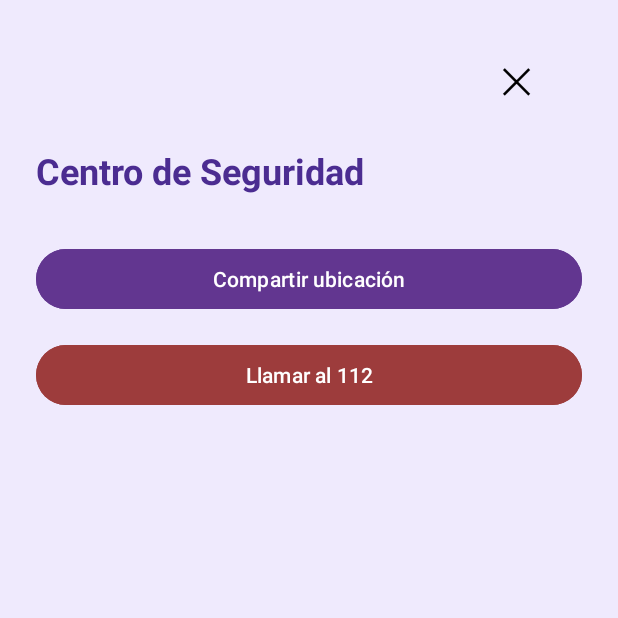
After one commit to micky16jhons24/safeher, an Android app: the SeguridadActivity screen opened directly, with no data from a screen before it, on a phone screen of 412 x 824 dp, the top half of it. The commit adds this screen. Run offline under Robolectric (Android 15) with nearby library versions, the phone set to English and light mode, and no system bars; Roboto replaces fonts that are not available here.

Commit message:
seguridad

```diff
--- a/app/src/main/AndroidManifest.xml
+++ b/app/src/main/AndroidManifest.xml
@@ -4,10 +4,12 @@
     package="com.example.safeher20">
 
     <uses-permission android:name="android.permission.ACCESS_FINE_LOCATION" />
+    <uses-permission android:name="android.permission.ACCESS_FINE_LOCATION" />
     <uses-permission android:name="android.permission.ACCESS_COARSE_LOCATION" />
     <uses-permission android:name="android.permission.INTERNET" />
     <uses-permission android:name="android.permission.ACCESS_NETWORK_STATE" />
     <uses-permission android:name="android.permission.POST_NOTIFICATIONS" />
+
 
     <application
         android:allowBackup="true"
@@ -19,6 +21,10 @@
         android:supportsRtl="true"
         android:theme="@style/Theme.SAFEHER20"
         tools:targetApi="31">
+
+        <activity
+            android:name=".SeguridadActivity"
+            android:exported="false" />
         <activity
             android:name=".SobreNosotrosActivity"
             android:exported="false" />
--- /dev/null
+++ b/app/src/main/java/com/example/safeher20/SeguridadActivity.java
@@ -0,0 +1,70 @@
+package com.example.safeher20;
+
+import android.Manifest;
+import android.content.Intent;
+import android.content.pm.PackageManager;
+import android.net.Uri;
+import android.os.Bundle;
+import android.widget.Button;
+import android.widget.Toast;
+
+import androidx.annotation.NonNull;
+import androidx.appcompat.app.AppCompatActivity;
+import androidx.core.app.ActivityCompat;
+import androidx.core.content.ContextCompat;
+
+public class SeguridadActivity extends AppCompatActivity {
+
+    private static final int REQUEST_CALL_PERMISSION = 1;
+    private final String telefonoContacto = "112";
+
+    @Override
+    protected void onCreate(Bundle savedInstanceState) {
+        super.onCreate(savedInstanceState);
+        setContentView(R.layout.activity_seguridad);
+
+        Button btnCompartirUbicacion = findViewById(R.id.btnCompartirUbicacion);
+        Button btnLlamarEmergencia = findViewById(R.id.btnLlamarEmergencia);
+        Button btnCerrar = findViewById(R.id.btnCerrar);
+        btnCerrar.setOnClickListener(v -> finish());
+
+        btnCompartirUbicacion.setOnClickListener(v -> {
+            String ubicacion = "https://maps.google.com/?q=mi+ubicación"; // esto se puede mejorar con GPS real
+            Intent intent = new Intent(Intent.ACTION_SEND);
+            intent.setType("text/plain");
+            intent.putExtra(Intent.EXTRA_TEXT, "¡Necesito ayuda! Esta es mi ubicación: " + ubicacion);
+            startActivity(Intent.createChooser(intent, "Compartir con"));
+        });
+
+        btnLlamarEmergencia.setOnClickListener(v -> {
+            if (ContextCompat.checkSelfPermission(this, Manifest.permission.CALL_PHONE)
+                    != PackageManager.PERMISSION_GRANTED) {
+                ActivityCompat.requestPermissions(this,
+                        new String[]{Manifest.permission.CALL_PHONE},
+                        REQUEST_CALL_PERMISSION);
+            } else {
+                llamarEmergencia();
+            }
+        });
+    }
+
+    private void llamarEmergencia() {
+        Intent intent = new Intent(Intent.ACTION_CALL);
+        intent.setData(Uri.parse("tel:" + telefonoContacto));
+        startActivity(intent);
+    }
+
+    @Override
+    public void onRequestPermissionsResult(int requestCode,
+                                           @NonNull String[] permissions,
+                                           @NonNull int[] grantResults) {
+        if (requestCode == REQUEST_CALL_PERMISSION) {
+            if (grantResults.length > 0 && grantResults[0] == PackageManager.PERMISSION_GRANTED) {
+                llamarEmergencia();
+            } else {
+                Toast.makeText(this, "Permiso para llamadas no concedido", Toast.LENGTH_SHORT).show();
+            }
+        }
+        super.onRequestPermissionsResult(requestCode, permissions, grantResults);
+    }
+}
--- a/app/src/main/res/layout/activity_register.xml
+++ b/app/src/main/res/layout/activity_register.xml
@@ -2,10 +2,9 @@
 <androidx.constraintlayout.widget.ConstraintLayout
     xmlns:android="http://schemas.android.com/apk/res/android"
     xmlns:app="http://schemas.android.com/apk/res-auto"
-    xmlns:tools="http://schemas.android.com/tools"
     android:layout_width="match_parent"
     android:layout_height="match_parent"
-    android:background="#F7D8E4"
+    android:background="#C2B2C9"
     android:padding="16dp">
 
     <ScrollView
--- /dev/null
+++ b/app/src/main/res/layout/activity_seguridad.xml
@@ -0,0 +1,59 @@
+<?xml version="1.0" encoding="utf-8"?>
+<RelativeLayout xmlns:android="http://schemas.android.com/apk/res/android"
+    android:layout_width="match_parent"
+    android:layout_height="match_parent"
+    android:background="#EFEAFD"
+    android:padding="24dp">
+
+    <!-- Botón cerrar -->
+    <Button
+        android:id="@+id/btnCerrar"
+        android:layout_width="wrap_content"
+        android:layout_height="wrap_content"
+        android:text="✕"
+        android:textSize="24sp"
+        android:textColor="#000000"
+        android:background="@android:color/transparent"
+        android:layout_alignParentTop="true"
+        android:layout_alignParentEnd="true"
+        android:padding="8dp" />
+
+    <!-- Contenido debajo del botón cerrar -->
+    <LinearLayout
+        android:id="@+id/contenidoSeguridad"
+        android:layout_width="match_parent"
+        android:layout_height="wrap_content"
+        android:orientation="vertical"
+        android:layout_below="@id/btnCerrar"
+        android:layout_marginTop="16dp">
+
+        <TextView
+            android:id="@+id/titulo"
+            android:layout_width="wrap_content"
+            android:layout_height="wrap_content"
+            android:text="Centro de Seguridad"
+            android:textSize="24sp"
+            android:textStyle="bold"
+            android:textColor="#4B2C91"
+            android:layout_marginBottom="32dp" />
+
+        <Button
+            android:id="@+id/btnCompartirUbicacion"
+            android:layout_width="match_parent"
+            android:layout_height="wrap_content"
+            android:text="Compartir ubicación"
+            android:backgroundTint="#623690"
+            android:textColor="#FFFFFF"
+            android:layout_marginBottom="16dp" />
+
+        <Button
+            android:id="@+id/btnLlamarEmergencia"
+            android:layout_width="match_parent"
+            android:layout_height="wrap_content"
+            android:text="Llamar al 112"
+            android:backgroundTint="#9D3C3C"
+            android:textColor="#FFFFFF" />
+
+    </LinearLayout>
+
+</RelativeLayout>
```
Also changed, not shown: app/src/main/java/com/example/safeher20/MenuLateralActivity.java (+8 -5 lines).
